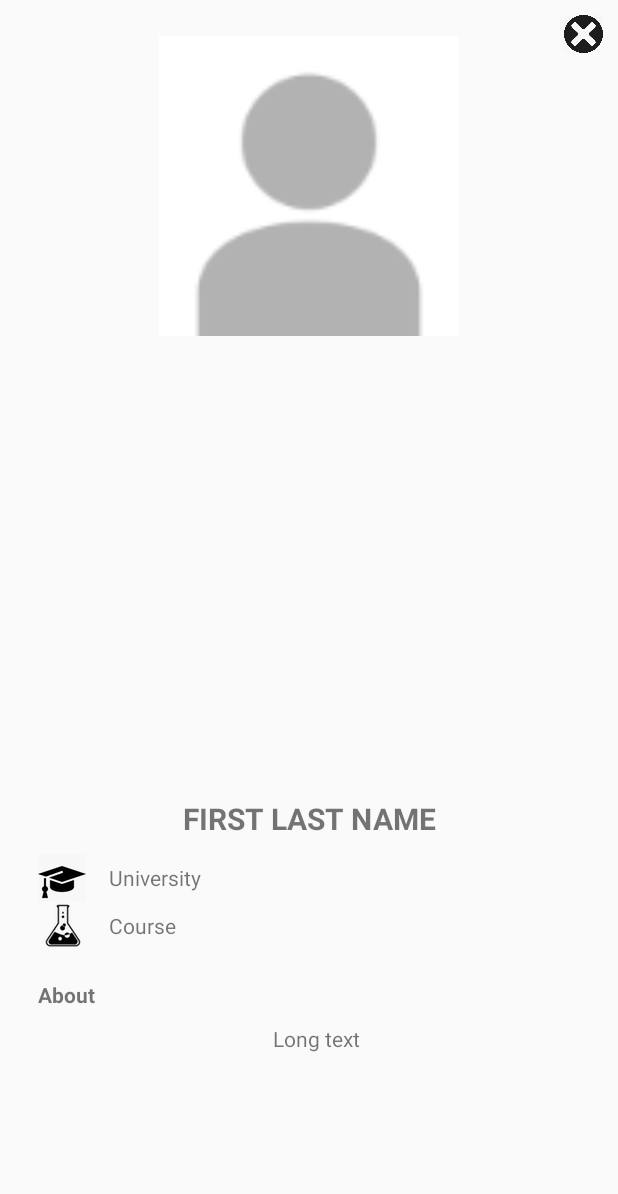
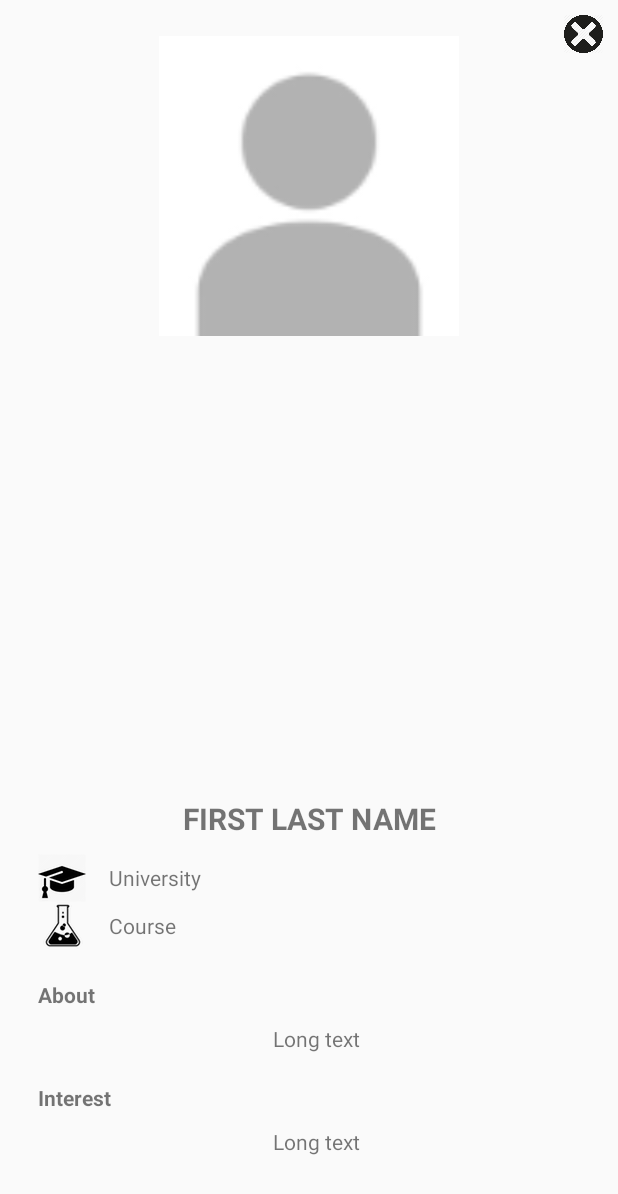
Before and after one commit to heisenbergeth/GnosisApp, an Android app: the layout popup.xml on its own in the app's theme, with its tools: preview values and no code run, on a phone screen of 412 x 824 dp. Shown: the top 1194 px of the screen. Run offline under Robolectric (Android 15) with nearby library versions, the light colour scheme and no system bars.

Commit message:
Interest on popup

```diff
--- a/app/src/main/res/layout/popup.xml
+++ b/app/src/main/res/layout/popup.xml
@@ -99,6 +99,24 @@
                 android:layout_marginTop="10dp"
                 android:gravity="center"
                 android:text="Long text" />
+            <TextView
+                android:id="@+id/interest_title"
+                android:layout_width="match_parent"
+                android:layout_height="wrap_content"
+                android:layout_marginLeft="15dp"
+                android:layout_marginTop="20dp"
+                android:text="Interest"
+                android:textStyle="bold" />
+
+            <TextView
+                android:id="@+id/interest"
+                android:layout_width="match_parent"
+                android:layout_height="wrap_content"
+                android:layout_marginLeft="25dp"
+                android:layout_marginRight="15dp"
+                android:layout_marginTop="10dp"
+                android:gravity="center"
+                android:text="Long text" />
 
 
         </LinearLayout>
```
Also changed, not shown: app/src/main/java/com/gnosis/app/MainActivity.java (+13 -2 lines).
